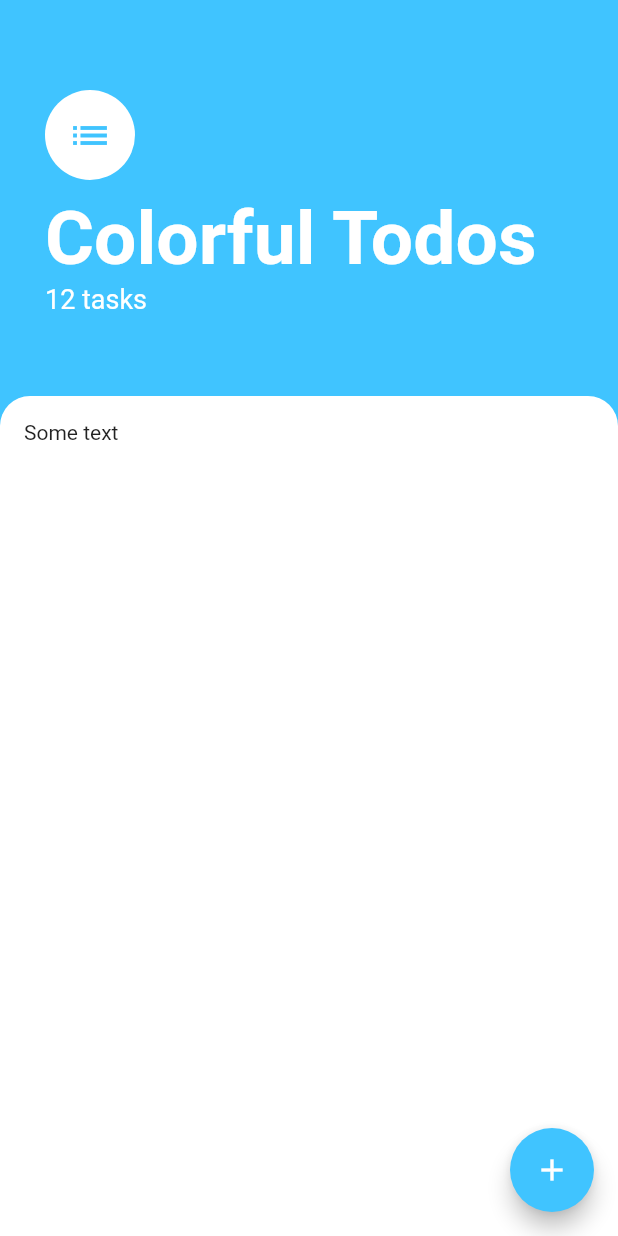
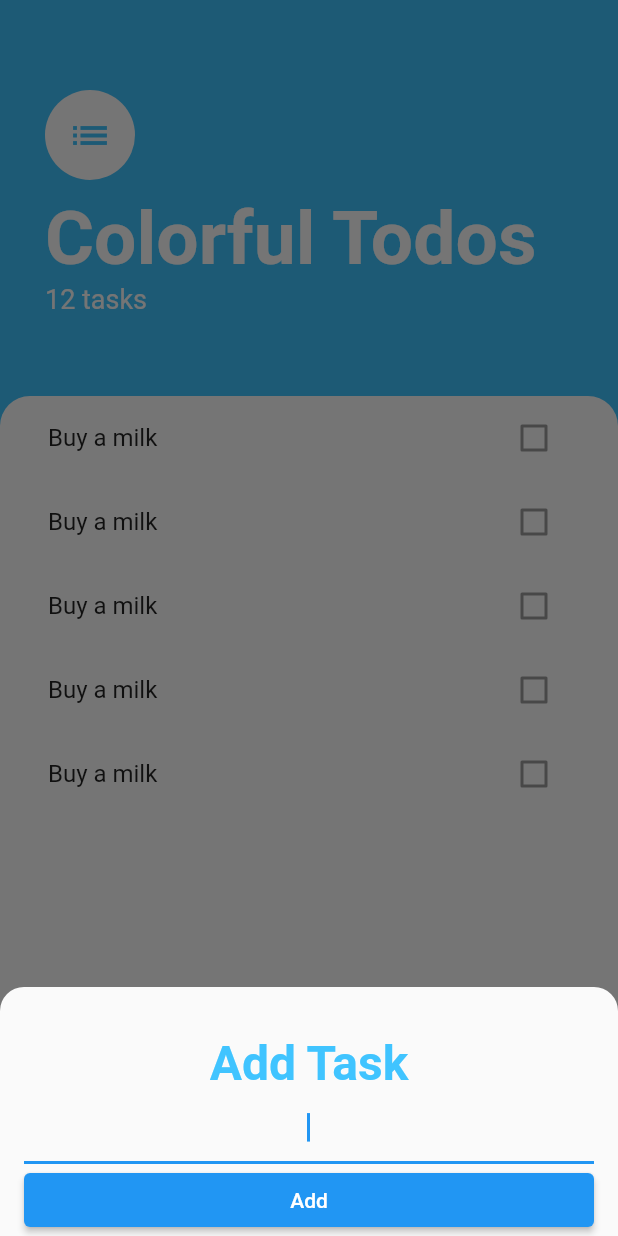
Before and after one commit to iggy228/colorful_todo, a Flutter app: the screen it shows after launch, after a tap on the "add" icon, on a phone screen of 412 x 824 dp. Run offline on Flutter 3.47's test engine with Material 2 defaults, Android fonts, the phone set to English and light mode, and no system bars.

Commit message:
Make tasks_list and modalBottomSheet.

```diff
--- /dev/null
+++ b/lib/screens/add_task_screen.dart
@@ -0,0 +1,37 @@
+import 'package:flutter/material.dart';
+
+class AddTaskScreen extends StatelessWidget {
+  const AddTaskScreen({
+    Key? key,
+    required TextEditingController controller,
+  }) : _controller = controller, super(key: key);
+
+  final TextEditingController _controller;
+
+  @override
+  Widget build(BuildContext context) {
+    return Column(
+      crossAxisAlignment: CrossAxisAlignment.stretch,
+      children: <Widget>[
+        Text(
+          'Add Task',
+          textAlign: TextAlign.center,
+          style: TextStyle(
+            color: Colors.lightBlueAccent,
+            fontSize: 32.0,
+            fontWeight: FontWeight.w700,
+          ),
+        ),
+        TextField(
+          controller: _controller,
+          autofocus: true,
+          textAlign: TextAlign.center,
+        ),
+        ElevatedButton(
+          onPressed: () {},
+          child: Text('Add'),
+        )
+      ],
+    );
+  }
+}
--- a/lib/screens/tasks_screen.dart
+++ b/lib/screens/tasks_screen.dart
@@ -1,12 +1,28 @@
+import 'package:colorful_todo/screens/add_task_screen.dart';
+import 'package:colorful_todo/widgets/tasks_list.dart';
 import 'package:flutter/material.dart';
 
 class TasksScreen extends StatelessWidget {
+  TextEditingController _controller = TextEditingController(text: '');
+
+  Widget buildBottomModalSheet(BuildContext context) => SingleChildScrollView(
+    padding: EdgeInsets.fromLTRB(16.0, 32.0, 16.0, MediaQuery.of(context).viewInsets.bottom),
+    child: AddTaskScreen(controller: _controller),
+  );
+
   @override
   Widget build(BuildContext context) {
     return Scaffold(
       backgroundColor: Colors.lightBlueAccent,
       floatingActionButton: FloatingActionButton(
-        onPressed: () {},
+        onPressed: () => showModalBottomSheet(
+            context: context,
+            builder: buildBottomModalSheet,
+            shape: RoundedRectangleBorder(borderRadius: BorderRadius.only(
+              topLeft: Radius.circular(16.0), topRight: Radius.circular(16.0)
+            )),
+            isScrollControlled: true,
+        ),
         backgroundColor: Colors.lightBlueAccent,
         child: Icon(Icons.add),
       ),
@@ -49,7 +65,6 @@ class TasksScreen extends StatelessWidget {
           SizedBox(height: 24.0),
           Expanded(
             child: Container(
-              padding: EdgeInsets.all(16.0),
               decoration: BoxDecoration(
                 borderRadius: BorderRadius.only(
                   topLeft: Radius.circular(20.0),
@@ -57,7 +72,7 @@ class TasksScreen extends StatelessWidget {
                 ),
                 color: Colors.white,
               ),
-              child: Text('Some text'),
+              child: TaskList(),
             ),
           ),
         ],
--- /dev/null
+++ b/lib/widgets/task_tile.dart
@@ -0,0 +1,14 @@
+import 'package:flutter/material.dart';
+
+class TaskTile extends StatelessWidget {
+  @override
+  Widget build(BuildContext context) {
+    return ListTile(
+      title: Text('Buy a milk'),
+      trailing: Checkbox(
+        value: false,
+        onChanged: null,
+      ),
+    );
+  }
+}
--- /dev/null
+++ b/lib/widgets/tasks_list.dart
@@ -0,0 +1,19 @@
+import 'package:colorful_todo/widgets/task_tile.dart';
+import 'package:flutter/material.dart';
+
+class TaskList extends StatelessWidget {
+  const TaskList({
+    Key? key,
+  }) : super(key: key);
+
+  @override
+  Widget build(BuildContext context) {
+    return ListView.builder(
+      padding: EdgeInsets.symmetric(horizontal: 16.0),
+      itemCount: 5,
+      itemBuilder: (_, index) {
+        return TaskTile();
+      },
+    );
+  }
+}
```
